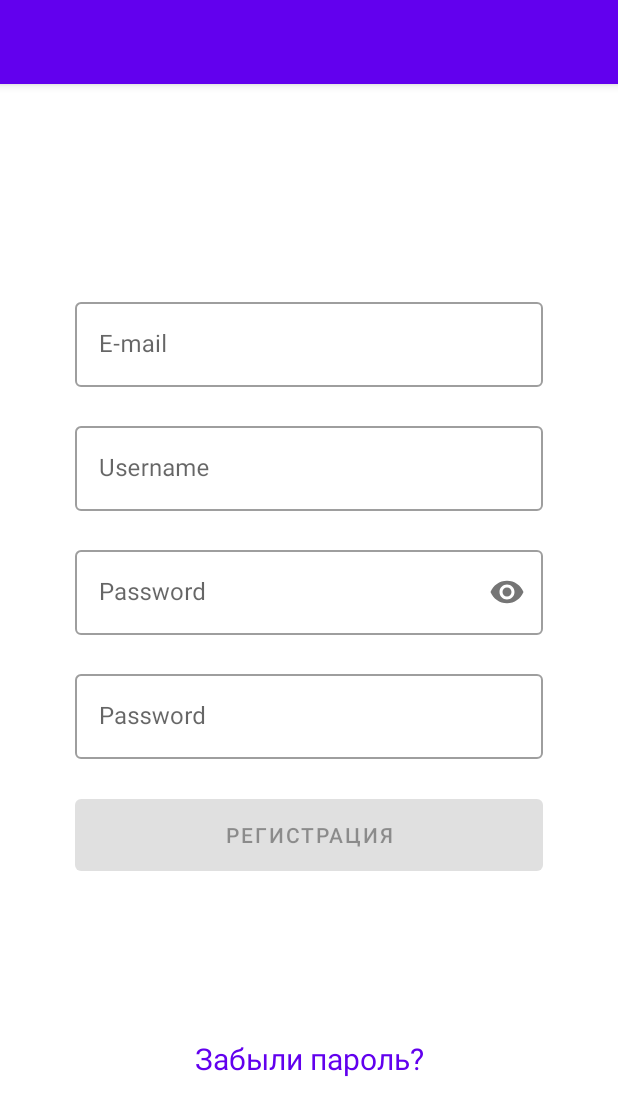
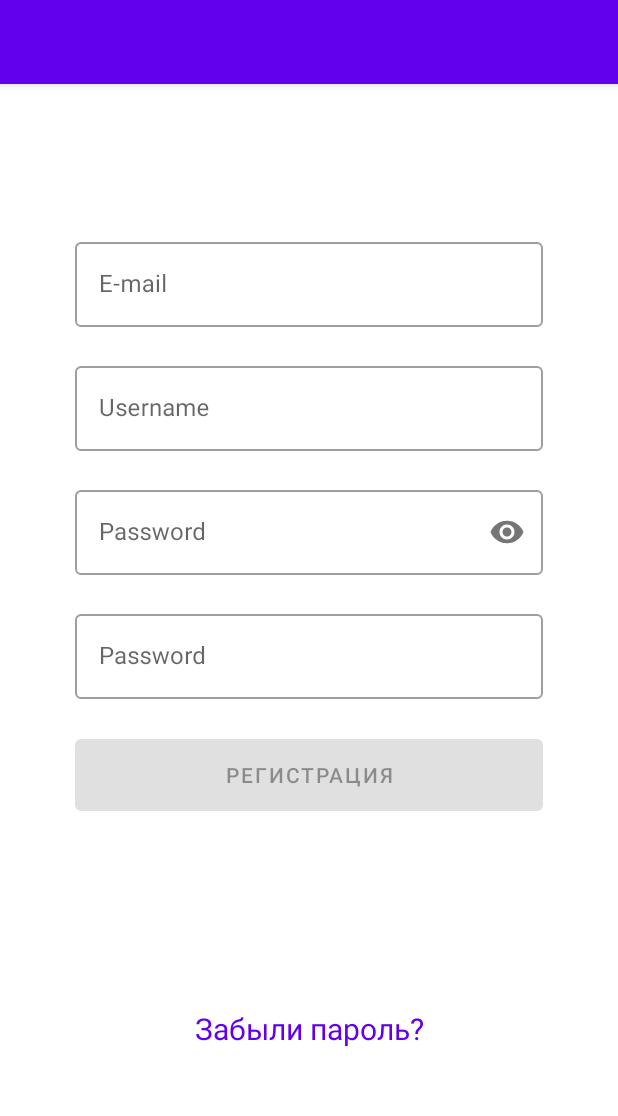
Before and after one commit to mne17let/ShtormovoyZaryad_AndroidApp, an Android app: the screen it shows after launch (MainActivity), after a tap on "РЕГИСТРАЦИЯ", on a phone screen of 412 x 824 dp. Shown: the top 1116 px of the screen. Run offline under Robolectric (Android 15) with nearby library versions, the phone set to English and light mode, and no system bars; our stand-ins replace data binding; libraries missing offline, so code that uses them is left out: com.jakewharton.retrofit2; 1 statement that could not run was skipped.

Commit message:
3.1 login-reg (fixed) 2

```diff
--- a/app/src/main/java/com/smallgroup/login/ui/login/SignUpViewModel.kt
+++ b/app/src/main/java/com/smallgroup/login/ui/login/SignUpViewModel.kt
@@ -26,8 +26,11 @@ class SignUpViewModel: BaseViewModel() {
     val usernameValidator = LiveDataValidator(username).apply {
         addRule("username is required") { it.isNullOrBlank() }
         addRule("username is short (less 3 chars)") { it?.length!! < 3}
-        addRule("username is not correct") { !"^[A-Za-z0-9_]+\$".toRegex().matches(
-                it.toString()
+        addRule("usernam is not corrected") { !"^_+\$".toRegex().matches(
+            it.toString()
+        )}
+        addRule("username is not corrected") { !"^[A-Za-z0-9_]+\$".toRegex().matches(
+            it.toString()
         ) }
     }
 
--- a/app/src/main/res/layout/fragment_login.xml
+++ b/app/src/main/res/layout/fragment_login.xml
@@ -17,7 +17,7 @@
             android:layout_width="0dp"
             android:layout_height="wrap_content"
             android:layout_marginHorizontal="50dp"
-            android:layout_marginTop="225dp"
+            android:layout_marginTop="200dp"
             app:error="@{viewModel.emailValidator.error}"
             app:errorEnabled="true"
             app:layout_constraintEnd_toEndOf="parent"
--- a/app/src/main/res/layout/fragment_registration.xml
+++ b/app/src/main/res/layout/fragment_registration.xml
@@ -18,10 +18,11 @@
             android:layout_width="0dp"
             android:layout_height="wrap_content"
             android:layout_marginHorizontal="50dp"
-            android:layout_marginTop="140dp"
+            android:layout_marginTop="100dp"
             app:error="@{viewModel.emailValidator.error}"
             app:errorEnabled="true"
             app:layout_constraintEnd_toEndOf="parent"
+            app:layout_constraintHorizontal_bias="0.505"
             app:layout_constraintStart_toStartOf="parent"
             app:layout_constraintTop_toTopOf="parent">
 
```
